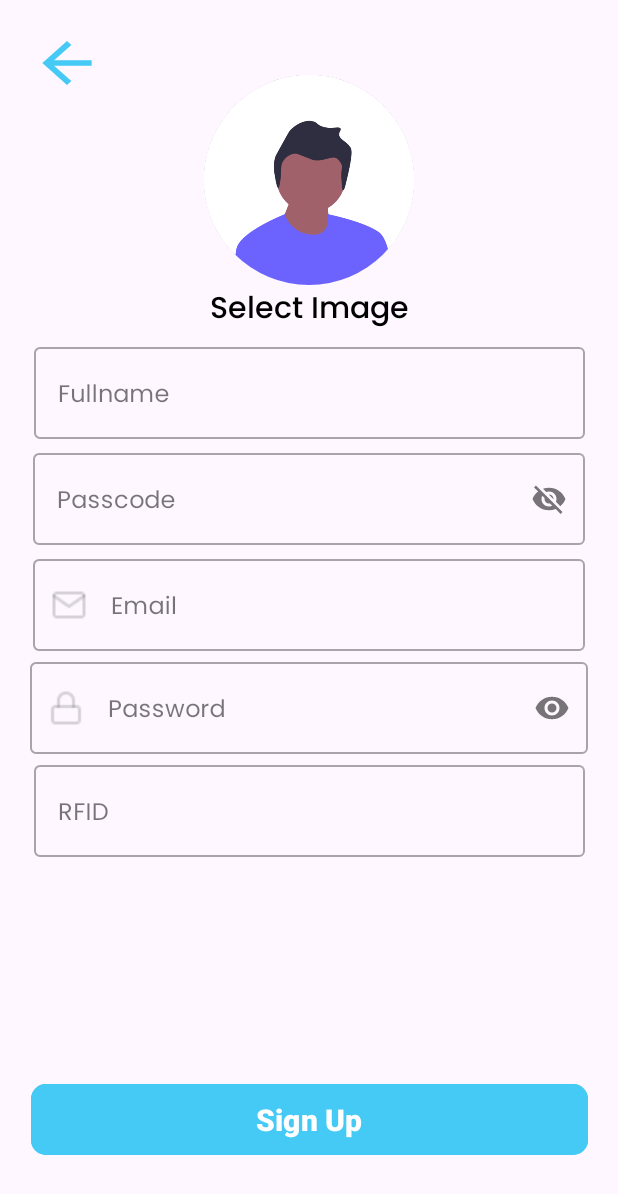
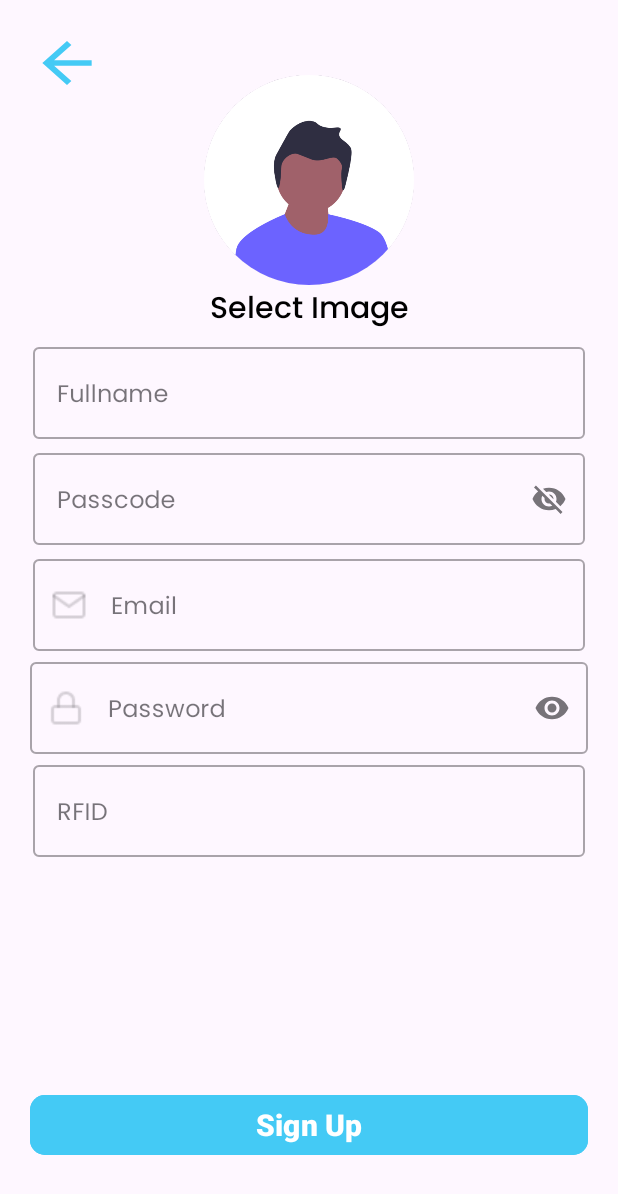
Before and after one commit to jayaustin1122/Easy-Lock, an Android app: the SignUpFragment screen opened through its navigation route, on a phone screen of 412 x 824 dp. Shown: the top 1194 px of the screen. Run offline under Robolectric (Android 15) with nearby library versions, the phone set to English and light mode, and no system bars; our stand-ins replace CircleImageView, Firebase (no records; nobody signed in at launch, a user with empty details on screens opened directly).

Commit message:
fixing errors

```diff
--- a/app/src/main/AndroidManifest.xml
+++ b/app/src/main/AndroidManifest.xml
@@ -1,7 +1,9 @@
 <?xml version="1.0" encoding="utf-8"?>
 <manifest xmlns:android="http://schemas.android.com/apk/res/android"
     xmlns:tools="http://schemas.android.com/tools">
-
+    <uses-permission android:name="android.permission.NFC" />
+    <uses-permission android:name="android.permission.INTERNET" />
+    <uses-permission android:name="com.google.android.c2dm.permission.RECEIVE" />
     <application
         android:allowBackup="true"
         android:dataExtractionRules="@xml/data_extraction_rules"
--- a/app/src/main/java/com/example/easylock/MainActivity.kt
+++ b/app/src/main/java/com/example/easylock/MainActivity.kt
@@ -2,10 +2,13 @@ package com.example.easylock
 
 import androidx.appcompat.app.AppCompatActivity
 import android.os.Bundle
+import androidx.navigation.fragment.NavHostFragment
 
 class MainActivity : AppCompatActivity() {
     override fun onCreate(savedInstanceState: Bundle?) {
         super.onCreate(savedInstanceState)
         setContentView(R.layout.activity_main)
+        val navHostFragment = supportFragmentManager.findFragmentById(R.id.fragmentContainerView) as NavHostFragment
+        val navController = navHostFragment.navController
     }
 }
--- a/app/src/main/java/com/example/easylock/admin/adapter/AccountsAdapter.kt
+++ b/app/src/main/java/com/example/easylock/admin/adapter/AccountsAdapter.kt
@@ -55,8 +55,8 @@ class AccountsAdapter: RecyclerView.Adapter<AccountsAdapter.ViewHolderAccounts>
         val date = model.currentDate
         val imageselected = model.image
 
-        holder.name.text = fullname
-        holder.id.text = id
+        holder.name.text = id
+        holder.id.text = fullname
         holder.date.text = date
         holder.time.text = time
         Glide.with(this@AccountsAdapter.context)
--- a/app/src/main/res/layout/fragment_accounts.xml
+++ b/app/src/main/res/layout/fragment_accounts.xml
@@ -23,12 +23,12 @@
         android:id="@+id/textView4"
         android:layout_width="wrap_content"
         android:layout_height="wrap_content"
-        android:layout_margin="10dp"
+        android:layout_margin="20dp"
         android:layout_marginStart="10dp"
         android:fontFamily="@font/bold"
         android:text="Accounts"
         android:textColor="@color/black"
-        android:textSize="25sp"
+        android:textSize="40sp"
         android:textStyle="bold"
         app:layout_constraintStart_toStartOf="parent"
         app:layout_constraintTop_toTopOf="parent" />
--- a/app/src/main/res/layout/fragment_login.xml
+++ b/app/src/main/res/layout/fragment_login.xml
@@ -46,7 +46,7 @@
 
     <com.google.android.material.button.MaterialButton
         android:id="@+id/btnLogin"
-        android:layout_width="370dp"
+        android:layout_width="0dp"
         android:layout_height="wrap_content"
         android:layout_gravity="center_vertical"
         android:backgroundTint="@color/blue"
@@ -54,6 +54,8 @@
         android:paddingStart="20dp"
         android:paddingEnd="20dp"
         android:text="Sign In"
+        android:layout_marginStart="20dp"
+        android:layout_marginEnd="20dp"
         android:layout_marginBottom="30dp"
         android:textColor="@color/white"
         android:textSize="20sp"
--- a/app/src/main/res/layout/fragment_logs_admin.xml
+++ b/app/src/main/res/layout/fragment_logs_admin.xml
@@ -25,12 +25,12 @@
         android:id="@+id/textView4"
         android:layout_width="wrap_content"
         android:layout_height="wrap_content"
-        android:layout_margin="10dp"
+        android:layout_margin="20dp"
         android:layout_marginStart="10dp"
         android:fontFamily="@font/bold"
         android:text="Logs"
         android:textColor="@color/black"
-        android:textSize="25sp"
+        android:textSize="40sp"
         android:textStyle="bold"
         app:layout_constraintStart_toStartOf="parent"
         app:layout_constraintTop_toTopOf="parent" />
--- a/app/src/main/res/layout/fragment_sign_up.xml
+++ b/app/src/main/res/layout/fragment_sign_up.xml
@@ -10,11 +10,13 @@
     <com.google.android.material.textfield.TextInputLayout
         android:id="@+id/textInputLayout6"
         style="@style/Widget.MaterialComponents.TextInputLayout.OutlinedBox"
-        android:layout_width="371dp"
+        android:layout_width="0dp"
         android:layout_height="wrap_content"
         android:elevation="10dp"
         android:padding="2dp"
         android:hint="RFID"
+        android:layout_marginStart="20dp"
+        android:layout_marginEnd="20dp"
         app:layout_constraintEnd_toEndOf="parent"
         app:layout_constraintHorizontal_bias="0.5"
         app:layout_constraintStart_toStartOf="parent"
@@ -91,11 +93,13 @@
     <com.google.android.material.textfield.TextInputLayout
         android:id="@+id/textInputLayout3"
         style="@style/Widget.MaterialComponents.TextInputLayout.OutlinedBox"
-        android:layout_width="371dp"
+        android:layout_width="0dp"
         android:layout_height="wrap_content"
         android:elevation="10dp"
         android:hint="Fullname"
         android:padding="2dp"
+        android:layout_marginStart="20dp"
+        android:layout_marginEnd="20dp"
         app:layout_constraintEnd_toEndOf="parent"
         app:layout_constraintHorizontal_bias="0.5"
         app:layout_constraintStart_toStartOf="parent"
@@ -176,20 +180,19 @@
         app:layout_constraintTop_toTopOf="parent" />
 
     <com.google.android.material.button.MaterialButton
+        android:id="@+id/btnSignUp"
         android:layout_width="0dp"
         android:layout_height="wrap_content"
+        android:layout_marginBottom="50dp"
         android:backgroundTint="@color/blue"
-        android:padding="10dp"
-        android:paddingStart="20dp"
-        android:paddingEnd="20dp"
-        android:id="@+id/btnSignUp"
         android:text="Sign Up"
-        android:layout_marginBottom="50dp"
         android:textColor="@color/white"
         android:textSize="20sp"
+        android:layout_marginStart="20dp"
+        android:layout_marginEnd="20dp"
         android:textStyle="bold"
         app:cornerRadius="10dp"
         app:layout_constraintBottom_toBottomOf="parent"
-        app:layout_constraintEnd_toEndOf="@+id/textInputLayout6"
-        app:layout_constraintStart_toStartOf="@+id/textInputLayout6" />
+        app:layout_constraintEnd_toEndOf="parent"
+        app:layout_constraintStart_toStartOf="parent" />
 </androidx.constraintlayout.widget.ConstraintLayout>
--- a/app/src/main/res/navigation/nav.xml
+++ b/app/src/main/res/navigation/nav.xml
@@ -12,7 +12,8 @@
         tools:layout="@layout/fragment_splash" >
         <action
             android:id="@+id/action_splashFragment_to_loginFragment"
-            app:destination="@id/loginFragment" />
+            app:destination="@id/loginFragment"
+            />
         <action
             android:id="@+id/action_splashFragment_to_viewPagerFragment"
             app:destination="@id/viewPagerFragment" />
@@ -90,5 +91,8 @@
         <action
             android:id="@+id/action_homeFragment_to_loginFragment"
             app:destination="@id/loginFragment" />
+        <action
+            android:id="@+id/action_homeFragment_to_loginFragment2"
+            app:destination="@id/loginFragment" />
     </fragment>
 </navigation>
```
Also changed, not shown: app/src/main/java/com/example/easylock/FragmentUtils.kt (added, +23 -0 lines), app/src/main/java/com/example/easylock/LoginFragment.kt (+7 -1 lines), app/src/main/java/com/example/easylock/SignUpFragment.kt (+7 -14 lines), app/src/main/java/com/example/easylock/admin/tab/AccountsFragment.kt (+6 -4 lines), app/src/main/java/com/example/easylock/admin/tab/HomeFragment.kt (+8 -3 lines), app/src/main/res/layout/account_item_row.xml (+5 -5 lines), app/src/main/res/layout/fragment_home.xml (+4 -14 lines), app/src/main/res/navigation/xcv.xml (+13 -0 lines), 1 other file.
